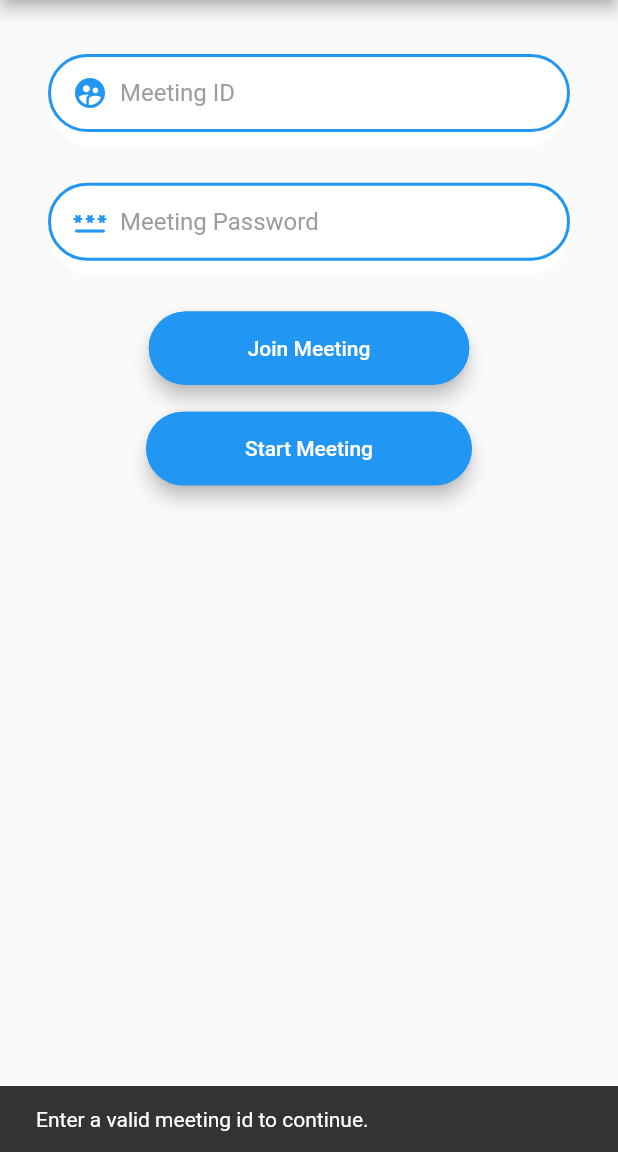
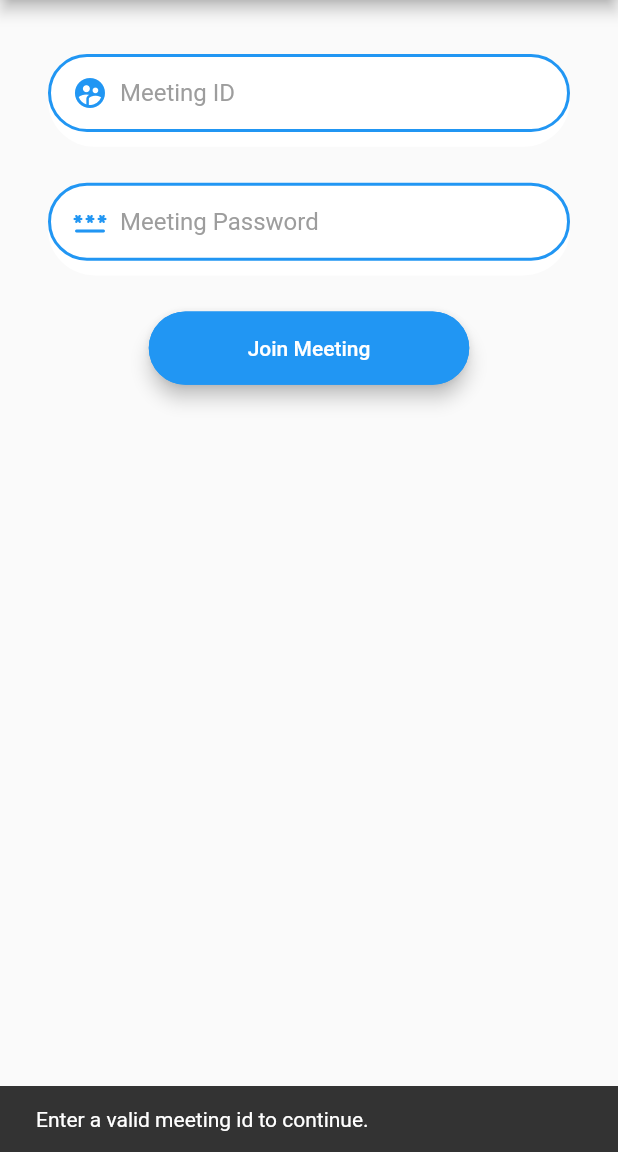
Before and after one commit to manas-04/zoomsdk_flutter_integration, a Flutter app: the screen it shows after launch, after a tap on "Join Meeting", on a phone screen of 412 x 824 dp, the part 84-1236 px from its top. Run offline on Flutter 3.47's test engine with Material 2 defaults, Android fonts, the phone set to English and light mode, and no system bars; missing offline and left inert: zoom; Roboto replaces fonts that are missing (Poppins).

Commit message:
Create Meeting removed

```diff
--- a/lib/join_screen.dart
+++ b/lib/join_screen.dart
@@ -99,28 +99,28 @@ class _JoinWidgetState extends State<JoinWidget> {
               const SizedBox(
                 height: 18,
               ),
-              ElevatedButton(
-                style: ElevatedButton.styleFrom(
-                  elevation: 5,
-                  backgroundColor: Colors.blue,
-                  shape: RoundedRectangleBorder(
-                    side: BorderSide(
-                      color: Colors.blue,
-                    ),
-                    borderRadius: BorderRadius.circular(44),
-                  ),
-                  padding: EdgeInsets.symmetric(
-                    horizontal: displayWidth(context) * 0.16,
-                    vertical: displayHeight(context) * 0.02,
-                  ),
-                ),
-                onPressed: () => startMeeting(
-                  context: context,
-                  meetingIdController: meetingIdController,
-                  meetingPasswordController: meetingPasswordController,
-                ),
-                child: Text('Start Meeting'),
-              ),
+              // ElevatedButton(
+              //   style: ElevatedButton.styleFrom(
+              //     elevation: 5,
+              //     backgroundColor: Colors.blue,
+              //     shape: RoundedRectangleBorder(
+              //       side: BorderSide(
+              //         color: Colors.blue,
+              //       ),
+              //       borderRadius: BorderRadius.circular(44),
+              //     ),
+              //     padding: EdgeInsets.symmetric(
+              //       horizontal: displayWidth(context) * 0.16,
+              //       vertical: displayHeight(context) * 0.02,
+              //     ),
+              //   ),
+              //   onPressed: () => startMeeting(
+              //     context: context,
+              //     meetingIdController: meetingIdController,
+              //     meetingPasswordController: meetingPasswordController,
+              //   ),
+              //   child: Text('Start Meeting'),
+              // ),
             ],
           ),
         ),
```
Also changed, not shown: lib/helper/meeting_helpers.dart (+54 -52 lines).
